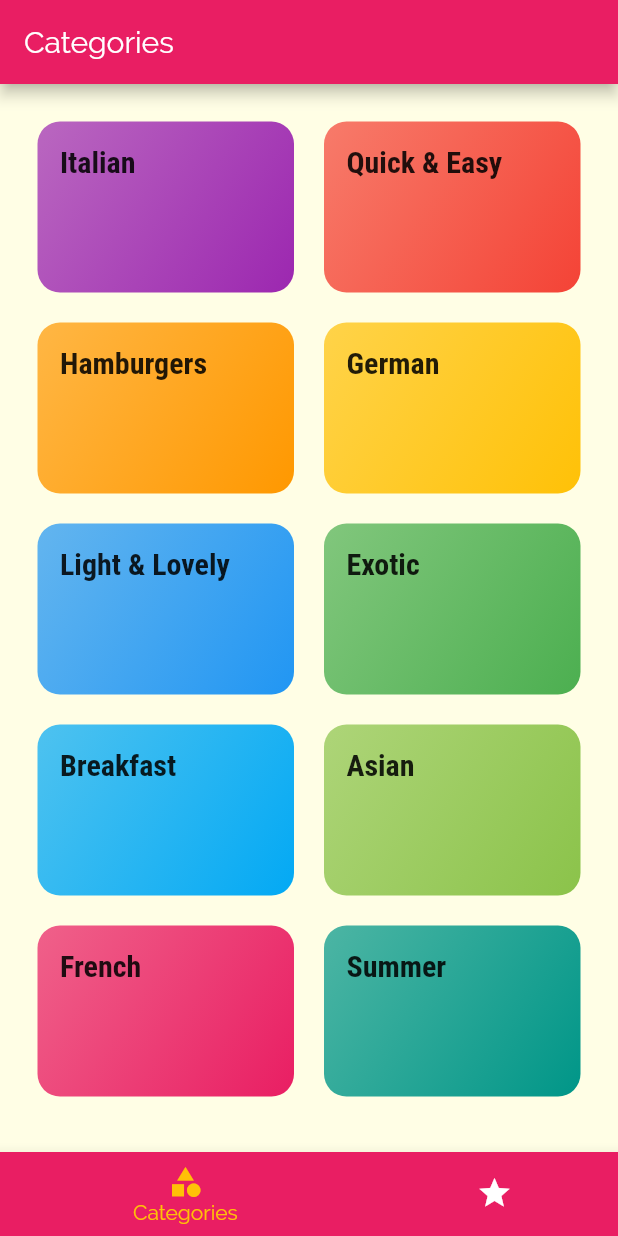
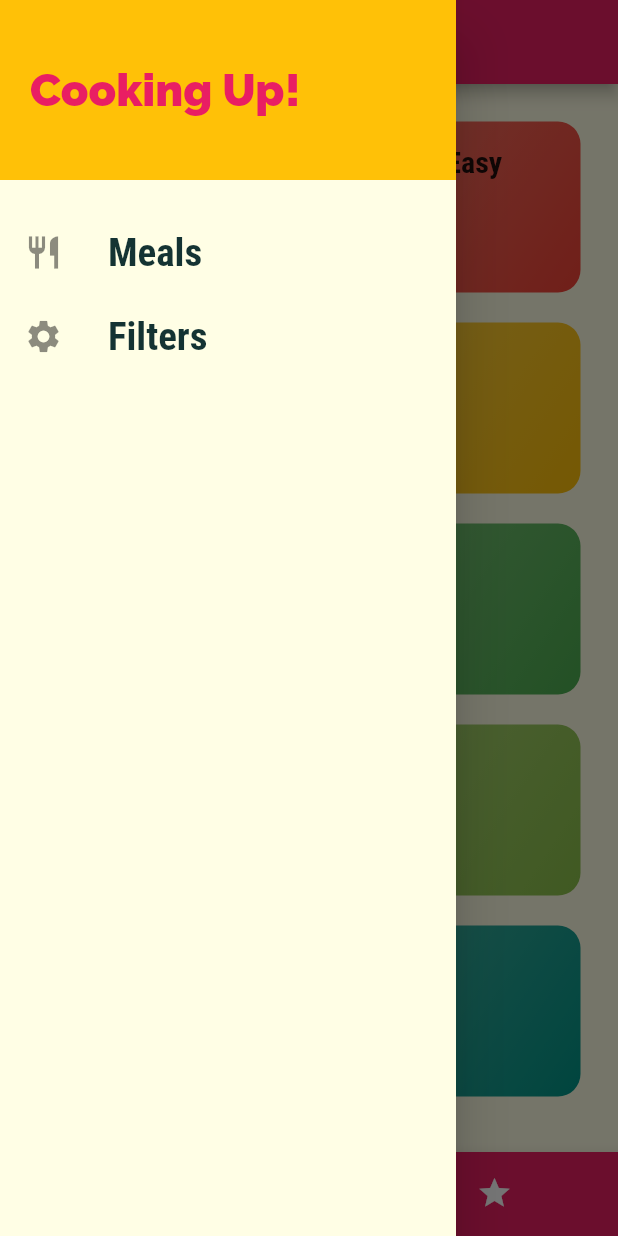
Before and after one commit to TomSnus/meals_app, a Flutter app: the screen it shows after launch, with the side drawer open (before the commit the screen has no drawer), on a phone screen of 412 x 824 dp. Run offline on Flutter 3.47's test engine with Material 2 defaults, Android fonts, the phone set to English and light mode, and no system bars; missing offline and left inert: dart:html.

Commit message:
add drawer

```diff
--- a/lib/main.dart
+++ b/lib/main.dart
@@ -1,6 +1,7 @@
 import 'package:flutter/material.dart';
 import 'package:flutter_complete_guide/screens/categoies_meals_screen.dart';
 import 'package:flutter_complete_guide/screens/categories_screen.dart';
+import 'package:flutter_complete_guide/screens/filters_screen.dart';
 import 'package:flutter_complete_guide/screens/meal_detail_screen.dart';
 import 'package:flutter_complete_guide/screens/tabs_screen.dart';
 
@@ -30,6 +31,7 @@ class MyApp extends StatelessWidget {
         '/': (ctx) => TabsScreen(),
         CategoryMealsScreen.routeName: (ctx) => CategoryMealsScreen(),
         MealDetailScreen.routeName: (ctx) => MealDetailScreen(),
+        FiltersScreen.routeName: (ctx) => FiltersScreen(),
       },
       // onGenerateRoute: (settings) {
       //   print(settings.arguments);
--- /dev/null
+++ b/lib/screens/filters_screen.dart
@@ -0,0 +1,15 @@
+import 'package:flutter/material.dart';
+import 'package:flutter_complete_guide/widgets/main_drawer.dart';
+
+class FiltersScreen extends StatelessWidget {
+  static const routeName = '/filters';
+
+  @override
+  Widget build(BuildContext context) {
+    return Scaffold(
+      drawer: MainDrawer(),
+      body: Center(),
+      appBar: AppBar(title: Text('Your Filters')),
+    );
+  }
+}
--- a/lib/screens/meal_detail_screen.dart
+++ b/lib/screens/meal_detail_screen.dart
@@ -79,6 +79,12 @@ class MealDetailScreen extends StatelessWidget {
           ],
         ),
       ),
+      floatingActionButton: FloatingActionButton(
+        child: Icon(Icons.delete),
+        onPressed: () {
+          Navigator.of(context).pop(mealId);
+        },
+      ),
     );
   }
 }
--- a/lib/screens/tabs_screen.dart
+++ b/lib/screens/tabs_screen.dart
@@ -1,5 +1,6 @@
 import 'package:flutter/material.dart';
 import 'package:flutter_complete_guide/screens/categories_screen.dart';
+import 'package:flutter_complete_guide/widgets/main_drawer.dart';
 
 import 'favorites_screen.dart';
 
@@ -26,6 +27,7 @@ class _TabsScreenState extends State<TabsScreen> {
       appBar: AppBar(
         title: Text(_pages[_selectedPageIndex]['title']),
       ),
+      drawer: MainDrawer(),
       body: _pages[_selectedPageIndex]['page'],
       bottomNavigationBar: BottomNavigationBar(
         onTap: _selectPage,
--- /dev/null
+++ b/lib/widgets/main_drawer.dart
@@ -0,0 +1,54 @@
+import 'package:flutter/material.dart';
+import 'package:flutter_complete_guide/screens/filters_screen.dart';
+
+class MainDrawer extends StatelessWidget {
+  Widget buildListTile(String title, IconData icon, Function tapHandler) {
+    return ListTile(
+      leading: Icon(
+        icon,
+        size: 26,
+      ),
+      title: Text(
+        title,
+        style: (TextStyle(
+            fontFamily: 'RobotoCondensed',
+            fontSize: 26,
+            fontWeight: FontWeight.bold)),
+      ),
+      onTap: tapHandler,
+    );
+  }
+
+  @override
+  Widget build(BuildContext context) {
+    return Drawer(
+      child: Column(
+        children: [
+          Container(
+            color: Theme.of(context).accentColor,
+            height: 120,
+            width: double.infinity,
+            padding: EdgeInsets.all(20),
+            alignment: Alignment.centerLeft,
+            child: Text(
+              'Cooking Up!',
+              style: TextStyle(
+                  fontSize: 30,
+                  color: Theme.of(context).primaryColor,
+                  fontWeight: FontWeight.w900),
+            ),
+          ),
+          SizedBox(
+            height: 20,
+          ),
+          buildListTile('Meals', Icons.restaurant, () {
+            Navigator.of(context).pushReplacementNamed('/');
+          }),
+          buildListTile('Filters', Icons.settings, () {
+            Navigator.of(context).pushReplacementNamed(FiltersScreen.routeName);
+          }),
+        ],
+      ),
+    );
+  }
+}
--- a/lib/widgets/meal_item.dart
+++ b/lib/widgets/meal_item.dart
@@ -51,7 +51,9 @@ class MealItem extends StatelessWidget {
       @required this.affordability});
 
   void selectMeal(BuildContext context) {
-    Navigator.of(context).pushNamed(MealDetailScreen.routeName, arguments: id);
+    Navigator.of(context)
+        .pushNamed(MealDetailScreen.routeName, arguments: id)
+        .then((result) => {print(result)});
   }
 
   @override
```
